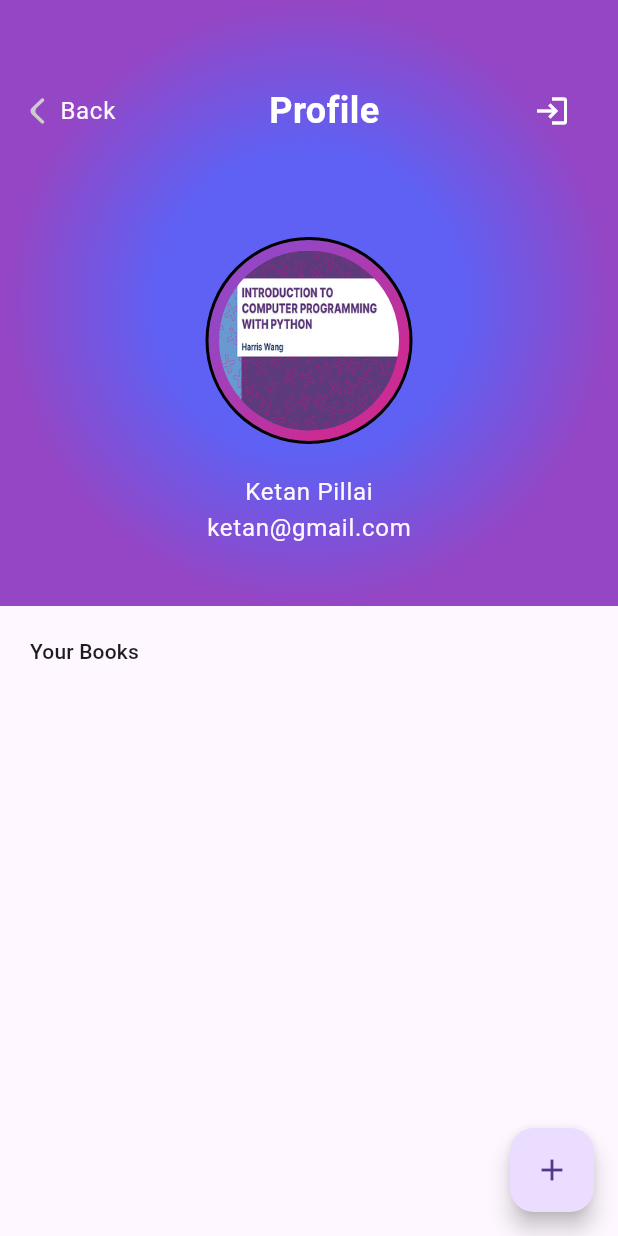
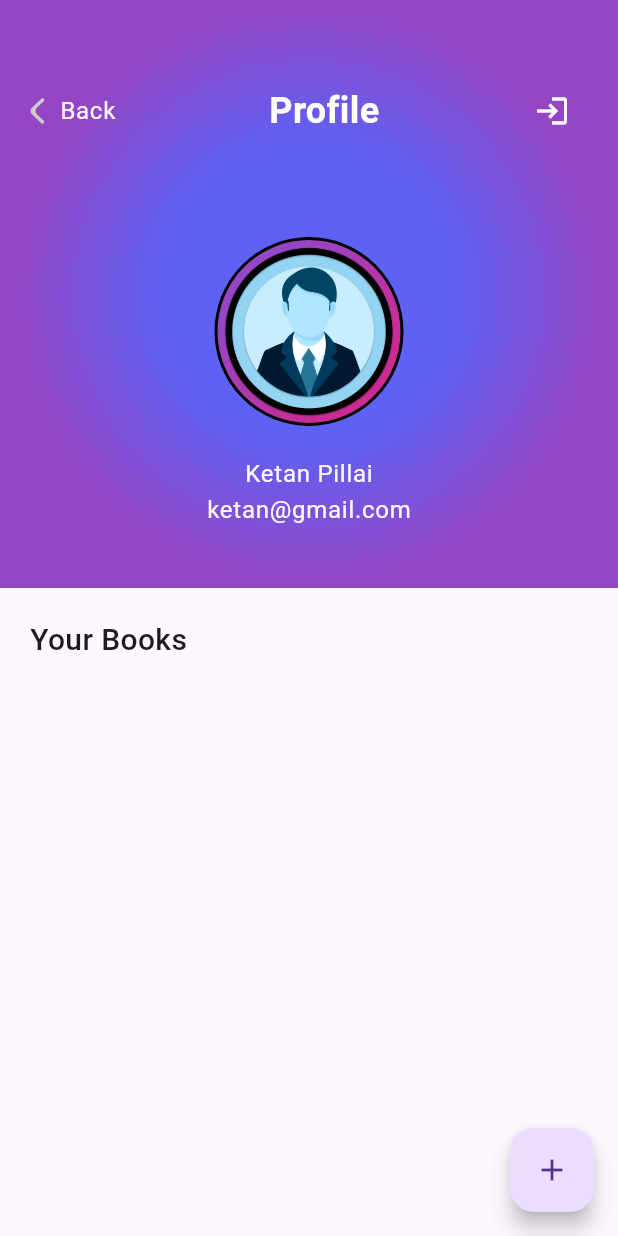
Before and after one commit to ketanven/eBook_App, a Flutter app: the ProfilePage screen opened directly, on a phone screen of 412 x 824 dp. Run offline on Flutter 3.47's test engine with Material 3 defaults, Android fonts, the phone set to English and light mode, and no system bars; our stand-ins replace cloud_firestore, file_picker, firebase_auth, firebase_core, firebase_storage, flutter_svg and 3 more; missing offline and left inert: syncfusion_flutter_pdfviewer; accounts and stored records are empty.

Commit message:
Ebook App

```diff
--- a/lib/Pages/ProfilePage/ProfilePage.dart
+++ b/lib/Pages/ProfilePage/ProfilePage.dart
@@ -86,7 +86,7 @@ class ProfilePage extends StatelessWidget {
                         ),
                         SizedBox(height: 60),
                         Container(
-                          padding: EdgeInsets.all(7),
+                          padding: EdgeInsets.all(1),
                           decoration: BoxDecoration(
                             borderRadius: BorderRadius.circular(100),
                             gradient: LinearGradient(
@@ -107,7 +107,7 @@ class ProfilePage extends StatelessWidget {
                             child: ClipRRect(
                               borderRadius: BorderRadius.circular(100),
                               child: Image.asset(
-                                "Assets/Images/Python.jpg",
+                                "Assets/Images/user2.png",
                                 fit: BoxFit.cover,
                               ),
                             ),
@@ -147,7 +147,8 @@ class ProfilePage extends StatelessWidget {
                   Row(
                     children: [
                       Text("Your Books",
-                          style: Theme.of(context).textTheme.labelLarge)
+                          style: TextStyle(
+                              fontSize: 20, fontWeight: FontWeight.w500))
                     ],
                   ),
                   SizedBox(height: 20),
--- a/pubspec.yaml
+++ b/pubspec.yaml
@@ -30,6 +30,7 @@ environment:
 dependencies:
   flutter:
     sdk: flutter
+
   cupertino_icons: ^1.0.2
   get: ^4.6.6
   firebase_core: ^2.24.2
@@ -43,6 +44,7 @@ dependencies:
   firebase_storage: ^11.5.5
   image_picker: ^1.0.5
   permission_handler: ^11.1.0
+  path_provider: ^2.0.9
 
 
 dev_dependencies:
```
Also changed, not shown: lib/Components/BookCard.dart (+4 -4 lines), lib/Pages/BookDetails/BookActionBtn.dart (+49 -7 lines), Assets/Images/user.png (added), Assets/Images/user2.png (added), pubspec.lock, 1 other file.
